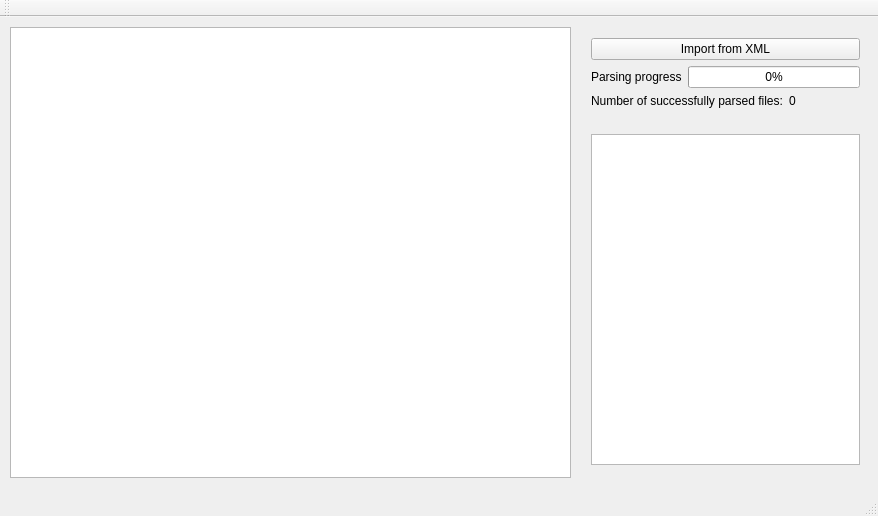
VladGuryev/xml_parser_table_vis, file mainwindow.ui: the form before one commit.
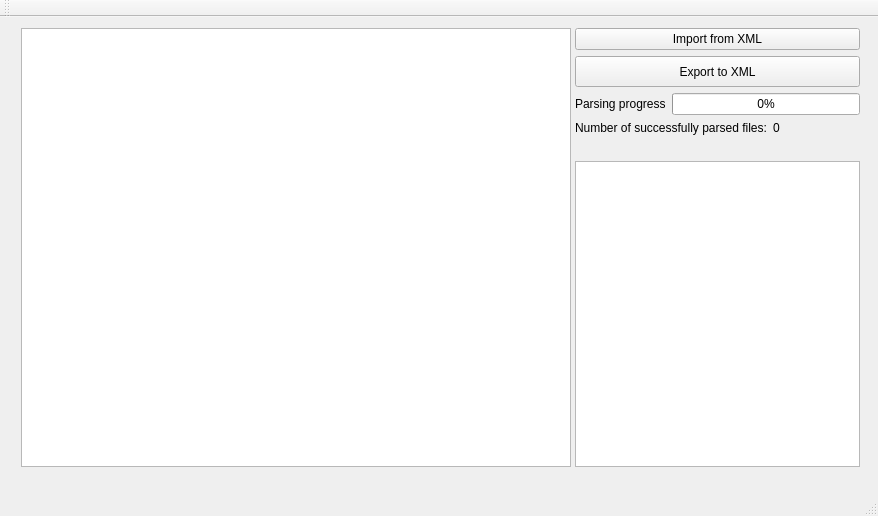
The form after the commit.

Commit message: Added preliminary attempt to export table data to XML file

Patch:
```diff
--- a/mainwindow.ui
+++ b/mainwindow.ui
@@ -29,12 +29,30 @@
    <widget class="QWidget" name="verticalLayoutWidget_3">
     <property name="geometry">
      <rect>
-      <x>580</x>
-      <y>10</y>
-      <width>291</width>
-      <height>449</height>
+      <x>10</x>
+      <y>0</y>
+      <width>861</width>
+      <height>461</height>
      </rect>
     </property>
+    <layout class="QHBoxLayout" name="horizontalLayout_3">
+     <item>
+      <widget class="QTableView" name="tableView">
+       <property name="sizePolicy">
+        <sizepolicy hsizetype="MinimumExpanding" vsizetype="Expanding">
+         <horstretch>0</horstretch>
+         <verstretch>0</verstretch>
+        </sizepolicy>
+       </property>
+       <property name="minimumSize">
+        <size>
+         <width>550</width>
+         <height>0</height>
+        </size>
+       </property>
+      </widget>
+     </item>
+     <item>
     <layout class="QVBoxLayout" name="verticalLayout_3">
      <item>
       <layout class="QVBoxLayout" name="verticalLayout_2">
@@ -51,6 +69,22 @@
            </property>
           </widget>
          </item>
+           <item>
+            <widget class="QPushButton" name="exportXmlBtn">
+             <property name="minimumSize">
+              <size>
+               <width>285</width>
+               <height>31</height>
+              </size>
+             </property>
+             <property name="styleSheet">
+              <string notr="true">font: 14pt &quot;MS Shell Dlg 2&quot;; </string>
+             </property>
+             <property name="text">
+              <string>Export to XML</string>
+             </property>
+            </widget>
+           </item>
          <item>
           <layout class="QHBoxLayout" name="horizontalLayout">
            <item>
@@ -117,16 +151,8 @@
       <widget class="QPlainTextEdit" name="errorField"/>
      </item>
     </layout>
-   </widget>
-   <widget class="QTableView" name="tableView">
-    <property name="geometry">
-     <rect>
-      <x>10</x>
-      <y>10</y>
-      <width>561</width>
-      <height>451</height>
-     </rect>
-    </property>
+     </item>
+    </layout>
    </widget>
   </widget>
   <widget class="QMenuBar" name="menuBar">
```
Left out of the diff: 2 changed lines with no effect on the pictures. Lines whose indentation alone changed are shown as unchanged. The commit also changes 13 other files.
